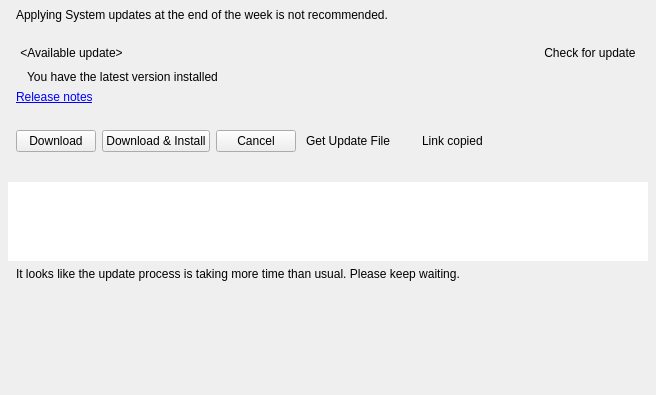
Before: the Qt Designer form client/nx_client_desktop/src/nx/client/desktop/system_update/multi_server_updates_widget.ui in networkoptix/nx_open, drawn with Qt 5.
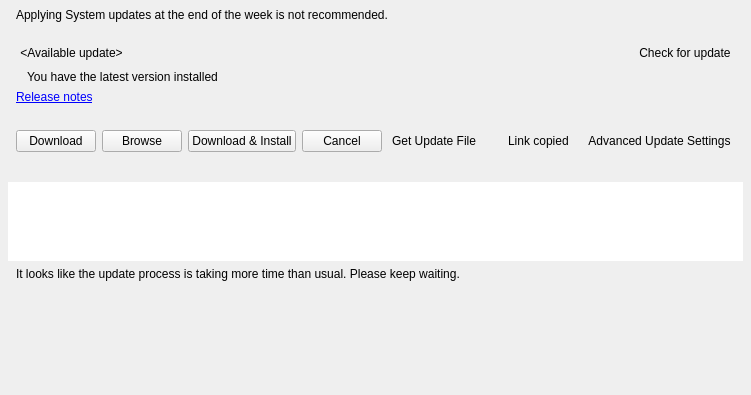
After: the same form once the commit is applied. Custom widgets are drawn as their Qt base class.

Commit message:
VMS-8608: Implemented pushing offline update files to the server(s).
<==== Mercurial data ====>
Branch: vms

Diff of the .ui file:
```diff
--- a/client/nx_client_desktop/src/nx/client/desktop/system_update/multi_server_updates_widget.ui
+++ b/client/nx_client_desktop/src/nx/client/desktop/system_update/multi_server_updates_widget.ui
@@ -368,6 +368,13 @@
             </property>
            </widget>
           </item>
+          <item>
+           <widget class="QPushButton" name="browseUpdate">
+            <property name="text">
+             <string>Browse</string>
+            </property>
+           </widget>
+          </item>
           <item>
            <widget class="QPushButton" name="downloadAndInstall">
             <property name="sizePolicy">
@@ -439,6 +446,22 @@
             </property>
            </spacer>
           </item>
+          <item>
+           <widget class="QPushButton" name="advancedUpdateSettings">
+            <property name="sizePolicy">
+             <sizepolicy hsizetype="Preferred" vsizetype="Fixed">
+              <horstretch>0</horstretch>
+              <verstretch>0</verstretch>
+             </sizepolicy>
+            </property>
+            <property name="text">
+             <string>Advanced Update Settings</string>
+            </property>
+            <property name="flat">
+             <bool>true</bool>
+            </property>
+           </widget>
+          </item>
          </layout>
         </widget>
         <widget class="QWidget" name="updateProgressPage">
```
The commit also changes 8 other files.
